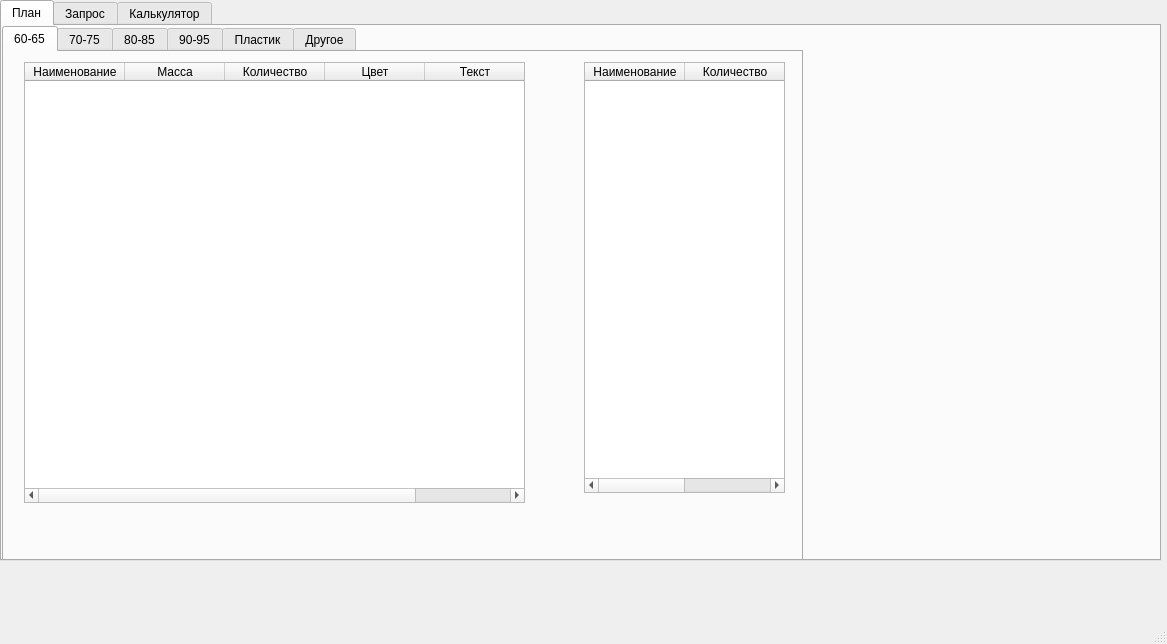
Korguv/Poliur, file ceh_ui.ui: the form before one commit.
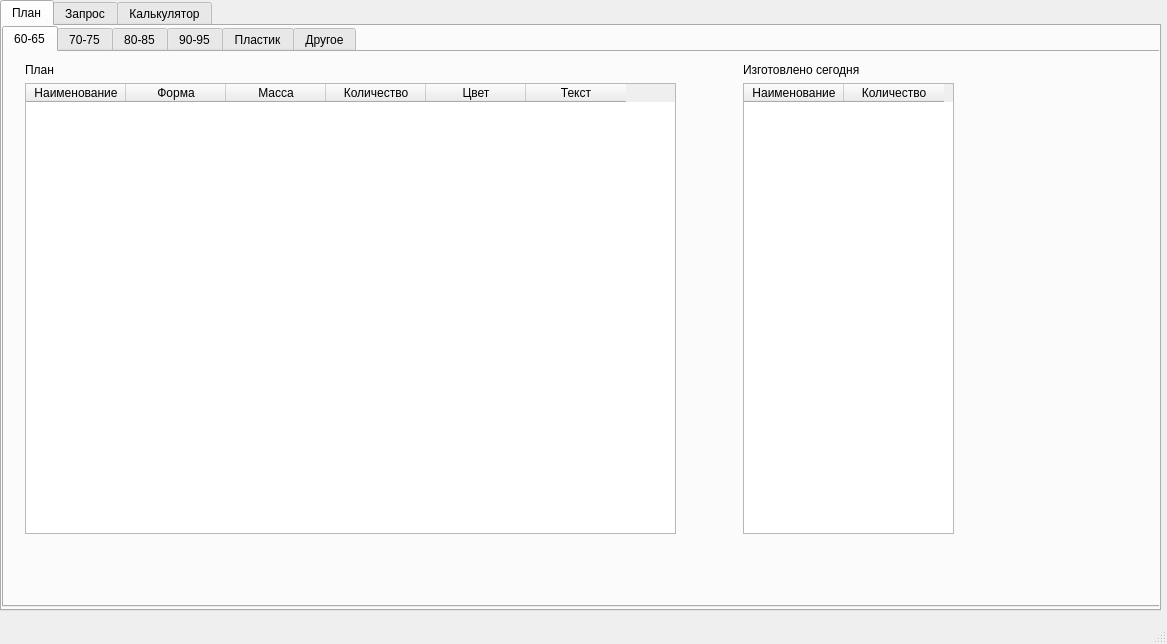
The form after the commit. The open tabs and pages were chosen to show the change.

```diff
--- a/ceh_ui.ui
+++ b/ceh_ui.ui
@@ -20,7 +20,7 @@
       <x>0</x>
       <y>0</y>
       <width>1161</width>
-      <height>561</height>
+      <height>611</height>
      </rect>
     </property>
     <property name="currentIndex">
@@ -35,8 +35,8 @@
        <rect>
         <x>0</x>
         <y>0</y>
-        <width>801</width>
-        <height>541</height>
+        <width>1161</width>
+        <height>581</height>
        </rect>
       </property>
       <property name="currentIndex">
@@ -46,60 +46,91 @@
        <attribute name="title">
         <string>60-65</string>
        </attribute>
-       <widget class="QTableWidget" name="tableWidget">
+       <widget class="QWidget" name="">
         <property name="geometry">
          <rect>
-          <x>20</x>
-          <y>10</y>
-          <width>501</width>
-          <height>441</height>
+          <x>739</x>
+          <y>11</y>
+          <width>211</width>
+          <height>471</height>
          </rect>
         </property>
-        <column>
+        <layout class="QVBoxLayout" name="verticalLayout_7">
+         <item>
+          <widget class="QLabel" name="label_14">
          <property name="text">
-          <string>Наименование</string>
-         </property>
-        </column>
-        <column>
-         <property name="text">
-          <string>Масса</string>
-         </property>
-        </column>
-        <column>
-         <property name="text">
-          <string>Количество</string>
-         </property>
-        </column>
-        <column>
-         <property name="text">
-          <string>Цвет</string>
-         </property>
-        </column>
-        <column>
-         <property name="text">
-          <string>Текст</string>
-         </property>
-        </column>
-       </widget>
+            <string>Изготовлено сегодня</string>
+           </property>
+          </widget>
+         </item>
+         <item>
        <widget class="QTableWidget" name="tableWidget_4">
+           <column>
+            <property name="text">
+             <string>Наименование</string>
+            </property>
+           </column>
+           <column>
+            <property name="text">
+             <string>Количество</string>
+            </property>
+           </column>
+          </widget>
+         </item>
+        </layout>
+       </widget>
+       <widget class="QWidget" name="">
         <property name="geometry">
          <rect>
-          <x>580</x>
-          <y>10</y>
-          <width>201</width>
-          <height>431</height>
+          <x>21</x>
+          <y>11</y>
+          <width>651</width>
+          <height>471</height>
          </rect>
         </property>
+        <layout class="QVBoxLayout" name="verticalLayout_8">
+         <item>
+          <widget class="QLabel" name="label_13">
+           <property name="text">
+            <string>План</string>
+           </property>
+          </widget>
+         </item>
+         <item>
+          <widget class="QTableWidget" name="tableWidget">
         <column>
          <property name="text">
           <string>Наименование</string>
          </property>
         </column>
+           <column>
+            <property name="text">
+             <string>Форма</string>
+            </property>
+           </column>
+           <column>
+            <property name="text">
+             <string>Масса</string>
+            </property>
+           </column>
         <column>
          <property name="text">
           <string>Количество</string>
          </property>
         </column>
+           <column>
+            <property name="text">
+             <string>Цвет</string>
+            </property>
+           </column>
+           <column>
+            <property name="text">
+             <string>Текст</string>
+            </property>
+           </column>
+          </widget>
+         </item>
+        </layout>
        </widget>
       </widget>
       <widget class="QWidget" name="tab_hard_70_75">
```
Left out of the diff: 409 changed lines with no effect on the pictures. Lines whose indentation alone changed are shown as unchanged.
